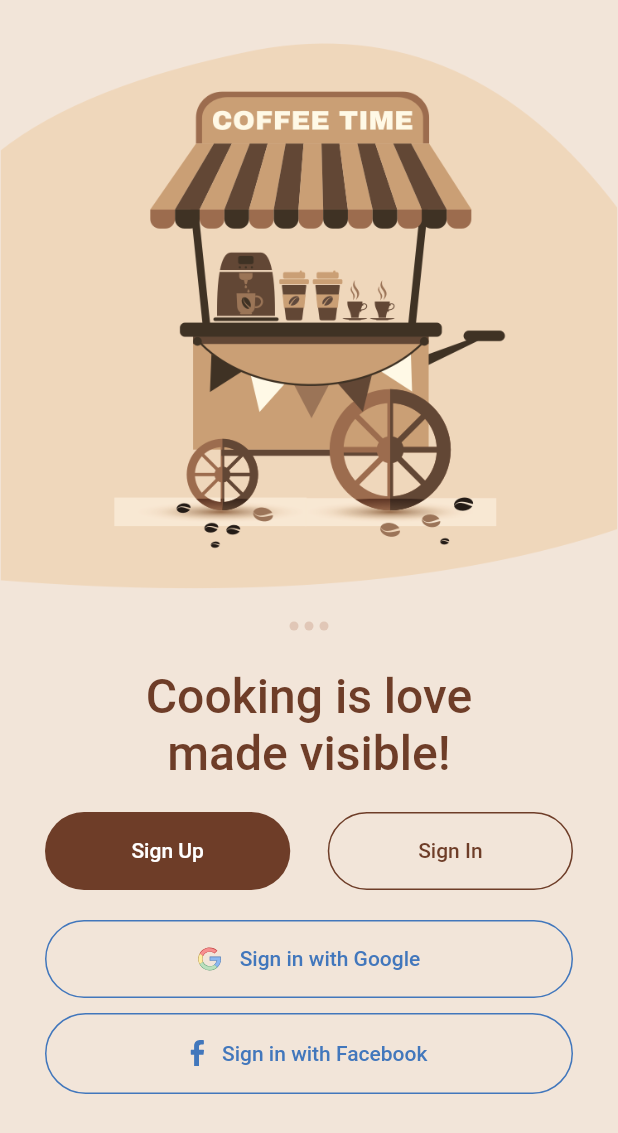
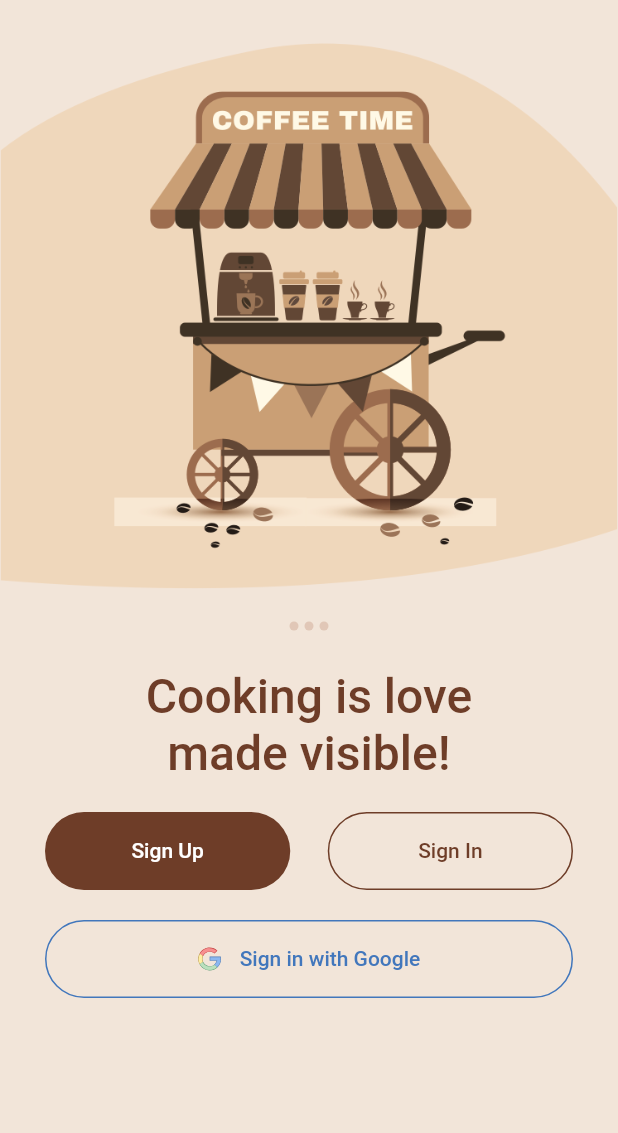
Before and after one commit to angelo-perez/KitchenGoodies, a Flutter app: the screen it shows after launch, after a tap on "Sign in with Google", on a phone screen of 412 x 824 dp. Shown: the top 1133 px of the screen. Run offline on Flutter 3.47's test engine with Material 2 defaults, Android fonts, the phone set to English and light mode, and no system bars; our stand-ins replace cloud_firestore, curved_navigation_bar, firebase_auth, firebase_core, firebase_storage, flutter_svg and 6 more; missing offline and left inert: bulleted_list, countdown_progress_indicator, dart:ffi, flutter_facebook_auth; accounts and stored records are empty.

Commit message:
Not implementing Facebook Sign In
- Cancelled Facebook Sign In due to some complications and restrictions
- Codes related to Facebook are still present, but not implemented
- Minor Changes in other Files

```diff
--- a/lib/pages/login_page.dart
+++ b/lib/pages/login_page.dart
@@ -1,3 +1,4 @@
+import 'package:elective_project/resources/facebook_sign_in.dart';
 import 'package:elective_project/resources/google_sign_in.dart';
 import 'package:elective_project/main.dart';
 import 'package:elective_project/pages/signIn_page.dart';
@@ -7,13 +8,17 @@ import 'package:elective_project/util/colors.dart';
 import 'package:elective_project/util/utils.dart';
 import 'package:elective_project/widget/sliderDot.dart';
 import 'package:flutter/material.dart';
+import 'package:flutter_facebook_auth/flutter_facebook_auth.dart';
 import 'package:flutter_svg/flutter_svg.dart';
 import 'package:provider/provider.dart';
 
 import 'main_page.dart';
 
 class LoginPage extends StatelessWidget {
-  const LoginPage({Key? key}) : super(key: key);
+  LoginPage({Key? key}) : super(key: key);
+
+  bool _isLoggedIn = false;
+  Map _userObj = {};
 
   @override
   Widget build(BuildContext context) {
@@ -117,8 +122,6 @@ class LoginPage extends StatelessWidget {
                     provider.googleLogin();
                     Navigator.of(context).pushReplacement(MaterialPageRoute(
                         builder: (context) => VerifyGoogleSignIn()));
-                    // Navigator.of(context).pushReplacement(
-                    //       MaterialPageRoute(builder: (context) => MainPage()));
                   },
                   style: TextButton.styleFrom(
                       shape: RoundedRectangleBorder(
@@ -154,37 +157,42 @@ class LoginPage extends StatelessWidget {
               const SizedBox(
                 height: 10,
               ),
-              Container(
-                padding: const EdgeInsets.symmetric(horizontal: 30),
-                child: TextButton(
-                  onPressed: () {},
-                  style: TextButton.styleFrom(
-                      shape: RoundedRectangleBorder(
-                        borderRadius: BorderRadius.circular(36),
-                      ),
-                      side: BorderSide(
-                        color: mFacebookColor,
-                      )),
-                  child: Container(
-                    padding: const EdgeInsets.symmetric(vertical: 10),
-                    child: Row(
-                      mainAxisAlignment: MainAxisAlignment.center,
-                      children: <Widget>[
-                        SvgPicture.asset('images/test-images/facebook.svg'),
-                        const SizedBox(
-                          width: 12,
-                        ),
-                        Text(
-                          'Sign in with Facebook',
-                          style: TextStyle(
-                            color: mFacebookColor,
-                          ),
-                        )
-                      ],
-                    ),
-                  ),
-                ),
-              ),
+              // FACEBOOK LOGIN (Unfixed)
+              // Container(
+              //   padding: const EdgeInsets.symmetric(horizontal: 30),
+              //   child: TextButton(
+              //     onPressed: () async {
+              //       await FacebookSignIn().facebookLogin();
+              //       Navigator.of(context).pushReplacement(MaterialPageRoute(
+              //           builder: (context) => VerifyGoogleSignIn()));
+              //     },
+              //     style: TextButton.styleFrom(
+              //         shape: RoundedRectangleBorder(
+              //           borderRadius: BorderRadius.circular(36),
+              //         ),
+              //         side: BorderSide(
+              //           color: mFacebookColor,
+              //         )),
+              //     child: Container(
+              //       padding: const EdgeInsets.symmetric(vertical: 10),
+              //       child: Row(
+              //         mainAxisAlignment: MainAxisAlignment.center,
+              //         children: <Widget>[
+              //           SvgPicture.asset('images/test-images/facebook.svg'),
+              //           const SizedBox(
+              //             width: 12,
+              //           ),
+              //           Text(
+              //             'Sign in with Facebook',
+              //             style: TextStyle(
+              //               color: mFacebookColor,
+              //             ),
+              //           )
+              //         ],
+              //       ),
+              //     ),
+              //   ),
+              // ),
             ],
           ),
         ));
--- a/lib/pages/splash_page.dart
+++ b/lib/pages/splash_page.dart
@@ -15,7 +15,7 @@ class _SplashPageState extends State<SplashPage> {
     var time = Duration(seconds: 3);
     Future.delayed(time, () {
       Navigator.pushAndRemoveUntil(this.context, MaterialPageRoute(builder: (context) {
-        return const LoginPage();
+        return LoginPage();
       }), (route) => false);
     });
 
--- a/lib/steps/recipe_overview.dart
+++ b/lib/recipe_steps/recipe_overview.dart
@@ -1,7 +1,7 @@
 import 'dart:ffi';
 
 import 'package:bulleted_list/bulleted_list.dart';
-import 'package:elective_project/steps/recipe_step_page.dart';
+import 'package:elective_project/recipe_steps/recipe_step_page.dart';
 import 'package:flutter/material.dart';
 import 'package:flutter/src/widgets/container.dart';
 import 'package:flutter/src/widgets/framework.dart';
--- a/lib/steps/recipe_step_page.dart
+++ b/lib/recipe_steps/recipe_step_page.dart
@@ -1,5 +1,5 @@
-import 'package:elective_project/steps/step_indicator.dart';
-import 'package:elective_project/steps/timer_widget.dart';
+import 'package:elective_project/recipe_steps/step_indicator.dart';
+import 'package:elective_project/recipe_steps/timer_widget.dart';
 import 'package:flutter/cupertino.dart';
 import 'package:flutter/material.dart';
 import 'package:flutter/src/widgets/container.dart';
--- a/lib/recipes_categories/chicken_recipes.dart
+++ b/lib/recipes_categories/chicken_recipes.dart
@@ -1,5 +1,5 @@
 import 'package:cloud_firestore/cloud_firestore.dart';
-import 'package:elective_project/steps/recipe_overview.dart';
+import 'package:elective_project/recipe_steps/recipe_overview.dart';
 import 'package:flutter/src/foundation/key.dart';
 import 'package:flutter/src/widgets/framework.dart';
 import 'package:flutter/material.dart';
--- a/pubspec.yaml
+++ b/pubspec.yaml
@@ -50,7 +50,7 @@ dependencies:
   #State Management
   provider: ^6.0.3
 
-  #flutter_facebook_auth:
+  flutter_facebook_auth:
 
   cloud_firestore: ^3.1.18
   flutter_svg: ^1.1.0
```
Also changed, not shown: lib/resources/facebook_sign_in.dart (added, +37 -0 lines), lib/recipe_steps/finished_page.dart (renamed from lib/steps/finished_page.dart), lib/recipe_steps/step_indicator.dart (renamed from lib/steps/step_indicator.dart), lib/recipe_steps/timer_widget.dart (renamed from lib/steps/timer_widget.dart), pubspec.lock, 3 other files.
